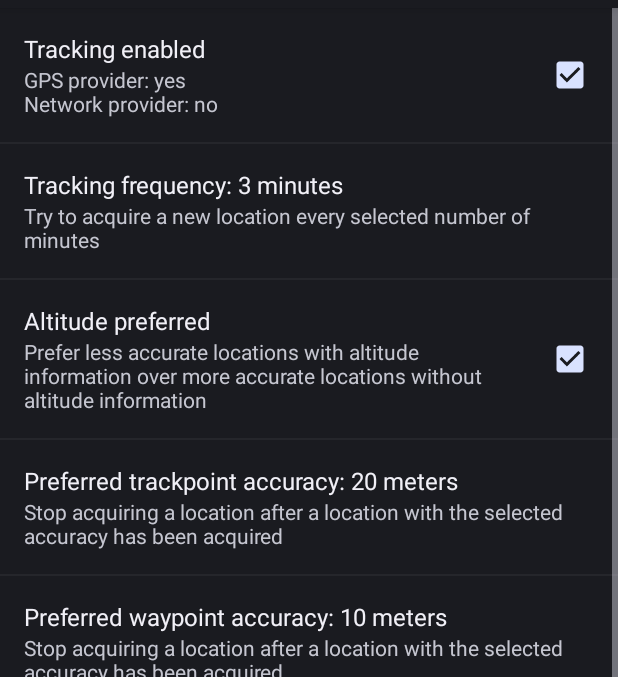
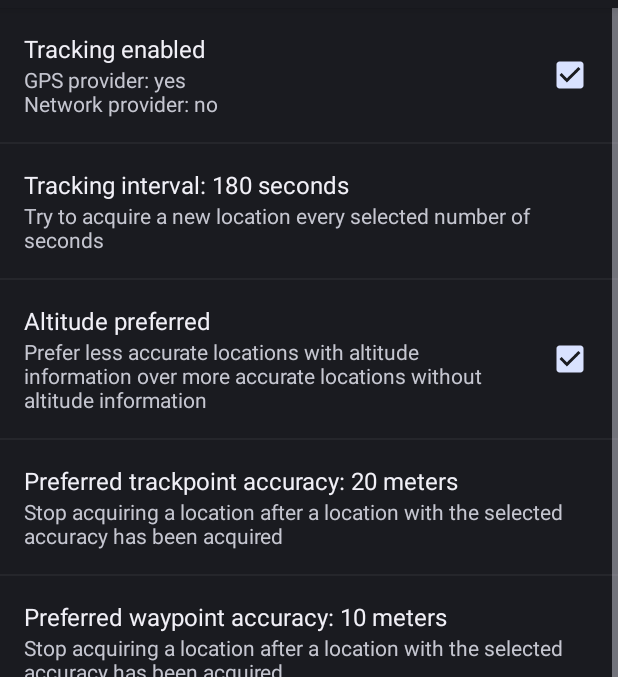
Before and after one commit to M66B/BackPackTrackII, an Android app: the screen it shows after launch (ActivitySettings), after a tap on "Tracking", on a phone screen of 412 x 824 dp, the part 76-753 px from its top. Run offline under Robolectric (Android 15) with nearby library versions, the phone set to English and light mode, and no system bars; libraries missing offline, so code that uses them is left out: com.jjoe64.graphview, de.timroes.axmlrpc; 1 other tap on this screen came first.

Commit message:
Tracking interval seconds

```diff
--- a/app/src/main/java/eu/faircode/backpacktrack2/ActivitySettings.java
+++ b/app/src/main/java/eu/faircode/backpacktrack2/ActivitySettings.java
@@ -76,7 +76,7 @@ public class ActivitySettings extends PreferenceActivity implements SharedPrefer
     public static final String PREF_SETTINGS = "pref_settings";
 
     public static final String PREF_ENABLED = "pref_enabled";
-    public static final String PREF_FREQUENCY = "pref_frequency";
+    public static final String PREF_INTERVAL = "pref_interval";
     public static final String PREF_ALTITUDE = "pref_altitude";
     public static final String PREF_TP_ACCURACY = "pref_accuracy";
     public static final String PREF_WP_ACCURACY = "pref_wp_accuracy";
@@ -115,7 +115,7 @@ public class ActivitySettings extends PreferenceActivity implements SharedPrefer
 
     // Preference defaults
     public static final boolean DEFAULT_ENABLED = true;
-    public static final String DEFAULT_FREQUENCY = "3"; // minutes
+    public static final String DEFAULT_INTERVAL = "180"; // seconds
     public static final boolean DEFAULT_ALTITUDE = true;
     public static final String DEFAULT_TP_ACCURACY = "20"; // meters
     public static final String DEFAULT_WP_ACCURACY = "10"; // meters
@@ -258,7 +258,7 @@ public class ActivitySettings extends PreferenceActivity implements SharedPrefer
         updateTitle(prefs, PREF_SHARE);
         updateTitle(prefs, PREF_UPLOAD);
 
-        updateTitle(prefs, PREF_FREQUENCY);
+        updateTitle(prefs, PREF_INTERVAL);
         updateTitle(prefs, PREF_ALTITUDE);
         updateTitle(prefs, PREF_TP_ACCURACY);
         updateTitle(prefs, PREF_WP_ACCURACY);
@@ -459,7 +459,7 @@ public class ActivitySettings extends PreferenceActivity implements SharedPrefer
 
         // Restart tracking if needed
         if (PREF_ENABLED.equals(key) ||
-                PREF_FREQUENCY.equals(key) ||
+                PREF_INTERVAL.equals(key) ||
                 PREF_TIMEOUT.equals(key) ||
                 PREF_CHECK_TIME.equals(key) ||
                 PREF_MINTIME.equals(key) ||
@@ -923,8 +923,8 @@ public class ActivitySettings extends PreferenceActivity implements SharedPrefer
         else if (PREF_UPLOAD.equals(key))
             pref.setSummary(getString(R.string.summary_upload, prefs.getString(PREF_LAST_UPLOAD, getString(R.string.msg_never))));
 
-        else if (PREF_FREQUENCY.equals(key))
-            pref.setTitle(getString(R.string.title_frequency, prefs.getString(key, DEFAULT_FREQUENCY)));
+        else if (PREF_INTERVAL.equals(key))
+            pref.setTitle(getString(R.string.title_interval, prefs.getString(key, DEFAULT_INTERVAL)));
         else if (PREF_TP_ACCURACY.equals(key))
             pref.setTitle(getString(R.string.title_tp_accuracy, prefs.getString(key, DEFAULT_TP_ACCURACY)));
         else if (PREF_WP_ACCURACY.equals(key))
--- a/app/src/main/java/eu/faircode/backpacktrack2/LocationService.java
+++ b/app/src/main/java/eu/faircode/backpacktrack2/LocationService.java
@@ -653,9 +653,9 @@ public class LocationService extends IntentService {
         PendingIntent pi = PendingIntent.getService(context, 0, alarmIntent, PendingIntent.FLAG_UPDATE_CURRENT);
         AlarmManager am = (AlarmManager) context.getSystemService(Context.ALARM_SERVICE);
         SharedPreferences prefs = PreferenceManager.getDefaultSharedPreferences(context);
-        int frequency = Integer.parseInt(prefs.getString(ActivitySettings.PREF_FREQUENCY, ActivitySettings.DEFAULT_FREQUENCY));
-        am.setRepeating(AlarmManager.ELAPSED_REALTIME_WAKEUP, SystemClock.elapsedRealtime() + 1000, frequency * 60 * 1000, pi);
-        Log.w(TAG, "Start repeating alarm frequency=" + frequency + "m");
+        int interval = Integer.parseInt(prefs.getString(ActivitySettings.PREF_INTERVAL, ActivitySettings.DEFAULT_INTERVAL));
+        am.setRepeating(AlarmManager.ELAPSED_REALTIME_WAKEUP, SystemClock.elapsedRealtime() + 1000, interval * 1000, pi);
+        Log.w(TAG, "Start repeating alarm frequency=" + interval + "s");
     }
 
     private static void stopRepeatingAlarm(Context context) {
--- a/app/src/main/res/values/strings.xml
+++ b/app/src/main/res/values/strings.xml
@@ -18,7 +18,7 @@
 
     <string name="title_tracking">Tracking</string>
     <string name="title_enabled">Tracking enabled</string>
-    <string name="title_frequency">Tracking frequency: %s minutes</string>
+    <string name="title_interval">Tracking interval: %s seconds</string>
     <string name="title_altitude">Altitude preferred</string>
     <string name="title_tp_accuracy">Preferred trackpoint accuracy: %s meters</string>
     <string name="title_wp_accuracy">Preferred waypoint accuracy: %s meters</string>
@@ -71,7 +71,7 @@
     <string name="summary_step_history">Show the daily number of steps taken, distance walked and calories burned</string>
     <string name="summary_loc_settings">Tap to open the Android location settings</string>
 
-    <string name="summary_frequency">Try to acquire a new location every selected number of minutes</string>
+    <string name="summary_interval">Try to acquire a new location every selected number of seconds</string>
     <string name="summary_altitude">Prefer less accurate locations with altitude information over more accurate locations without altitude information</string>
     <string name="summary_accuracy">Stop acquiring a location after a location with the selected accuracy has been acquired</string>
     <string name="summary_timeout">Always stop acquiring a location after the selected number of seconds</string>
--- a/app/src/main/res/xml/preferences.xml
+++ b/app/src/main/res/xml/preferences.xml
@@ -47,11 +47,11 @@
                 android:key="pref_enabled"
                 android:title="@string/title_enabled" />
             <EditTextPreference
-                android:defaultValue="3"
+                android:defaultValue="180"
                 android:dependency="pref_enabled"
                 android:inputType="number"
-                android:key="pref_frequency"
-                android:summary="@string/summary_frequency" />
+                android:key="pref_interval"
+                android:summary="@string/summary_interval" />
             <CheckBoxPreference
                 android:defaultValue="true"
                 android:dependency="pref_enabled"
```
Also changed, not shown: 1 other file.
